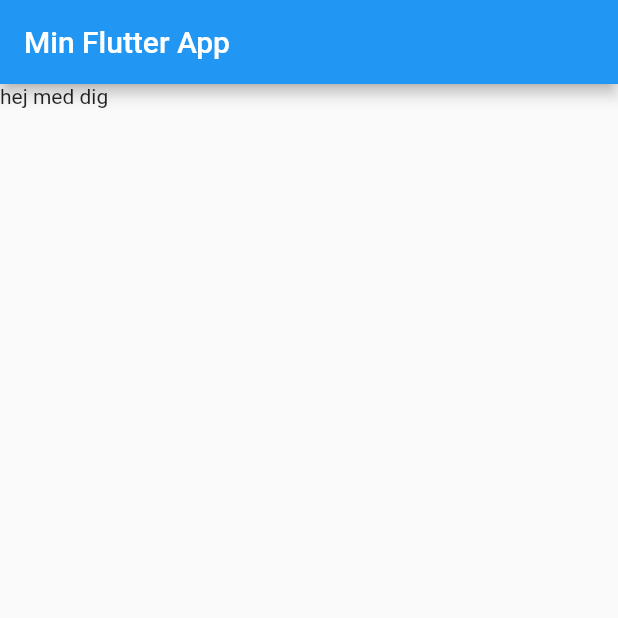
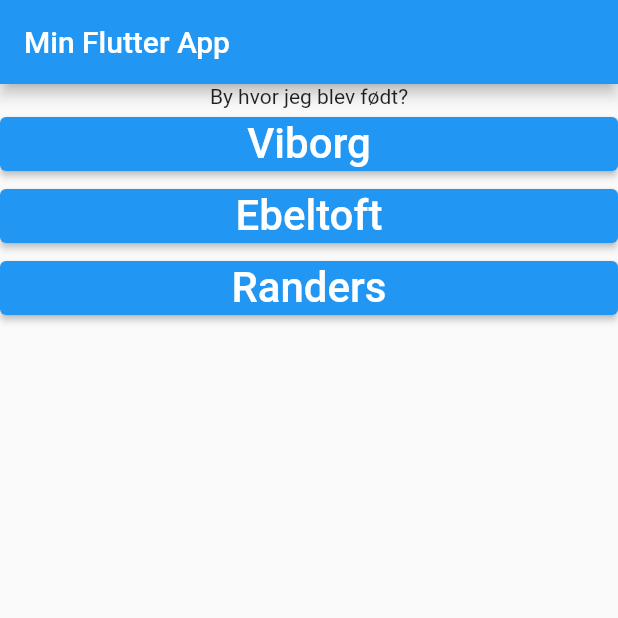
Before and after one commit to eviskum/flutter_course, a Flutter app: the screen it shows after launch, on a phone screen of 412 x 824 dp, the top half of it. Run offline on Flutter 3.47's test engine with Material 2 defaults, Android fonts, the phone set to English and light mode, and no system bars.

Commit message:
part 1 complete

```diff
--- /dev/null
+++ b/lib/answer.dart
@@ -0,0 +1,28 @@
+import 'package:flutter/material.dart';
+
+class Answer extends StatelessWidget {
+  final Function buttonPressed;
+  final String answerTxt;
+  final int score;
+
+  const Answer({
+    Key? key,
+    required this.buttonPressed,
+    required this.answerTxt,
+    required this.score,
+  }) : super(key: key);
+
+  @override
+  Widget build(BuildContext context) {
+    return Container(
+      width: double.infinity,
+      child: ElevatedButton(
+        child: Text(
+          answerTxt,
+          style: TextStyle(fontSize: 28),
+        ),
+        onPressed: () => buttonPressed(score),
+      ),
+    );
+  }
+}
--- a/lib/main.dart
+++ b/lib/main.dart
@@ -1,21 +1,80 @@
 import 'package:flutter/material.dart';
 
+import './quiz.dart';
+import './result.dart';
+
 void main() {
-  runApp(const MyApp());
+  runApp(MyApp());
 }
 
-class MyApp extends StatelessWidget {
-  const MyApp({Key? key}) : super(key: key);
+class MyApp extends StatefulWidget {
+  @override
+  State<MyApp> createState() => _MyAppState();
+}
+
+class _MyAppState extends State<MyApp> {
+  final _questions = [
+    {
+      'questionTxt': "By hvor jeg blev født?",
+      "answers": [
+        {"answer": "Viborg", "score": 0},
+        {"answer": "Ebeltoft", "score": 1},
+        {"answer": "Randers", "score": 0}
+      ]
+    },
+    {
+      'questionTxt': "By hvor jeg bor?",
+      "answers": [
+        {"answer": "Jelling", "score": 1},
+        {"answer": "Billund", "score": 0},
+        {"answer": "Vejen", "score": 0}
+      ]
+    },
+    {
+      'questionTxt': "By hvor jeg har læst",
+      "answers": [
+        {"answer": "København", "score": 0},
+        {"answer": "Aalborg", "score": 0},
+        {"answer": "Århus", "score": 1}
+      ]
+    },
+  ];
+
+  var _questionIdx = 0;
+  var _score = 0;
+
+  void _buttonPressed(int score) {
+    print("Score $_score, Spørgsmål: $_questionIdx");
+    setState(() {
+      _questionIdx++;
+      _score += score;
+    });
+    return;
+  }
+
+  void _resetGame() {
+    setState(() {
+      _questionIdx = 0;
+      _score = 0;
+    });
+  }
 
   @override
   Widget build(BuildContext context) {
     return MaterialApp(
       home: Scaffold(
-        appBar: AppBar(
-          title: const Text("Min Flutter App"),
-        ),
-        body: const Text("hej med dig"),
-      ),
+          appBar: AppBar(
+            title: const Text("Min Flutter App"),
+          ),
+          body: _questionIdx < _questions.length
+              ? Quiz(
+                  questions: _questions,
+                  questionIdx: _questionIdx,
+                  buttonPressed: _buttonPressed)
+              : Result(
+                  resetHandler: _resetGame,
+                  score: _score,
+                )),
     );
   }
 }
--- /dev/null
+++ b/lib/quiz.dart
@@ -0,0 +1,33 @@
+import 'package:flutter/material.dart';
+
+import './answer.dart';
+
+class Quiz extends StatelessWidget {
+  final List<Map<String, Object>> questions;
+  final int questionIdx;
+  final Function buttonPressed;
+
+  const Quiz(
+      {Key? key,
+      required this.questions,
+      required this.questionIdx,
+      required this.buttonPressed})
+      : super(key: key);
+
+  @override
+  Widget build(BuildContext context) {
+    return Column(
+      children: <Widget>[
+        Text(questions[questionIdx]['questionTxt'] as String),
+        ...(questions[questionIdx]["answers"] as List<Map<String, Object>>)
+            .map<Widget>((answer) {
+          return Answer(
+            answerTxt: answer['answer'] as String,
+            buttonPressed: buttonPressed,
+            score: answer['score'] as int,
+          );
+        }).toList(),
+      ],
+    );
+  }
+}
```
Also changed, not shown: lib/result.dart (added, +33 -0 lines).
